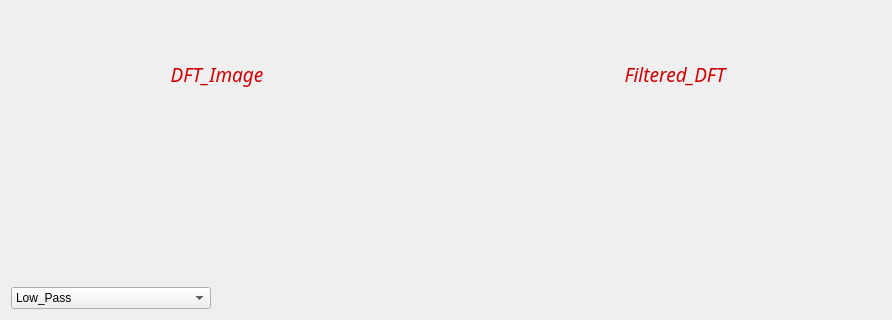
Before: the Qt Designer form src/ui/filtering_studio.ui in Omarmansour557/Histogram-Equalization, drawn with Qt 5; both pictures show x 0 to 892 and y 177 to 497 of the 892 by 497 pixel window.
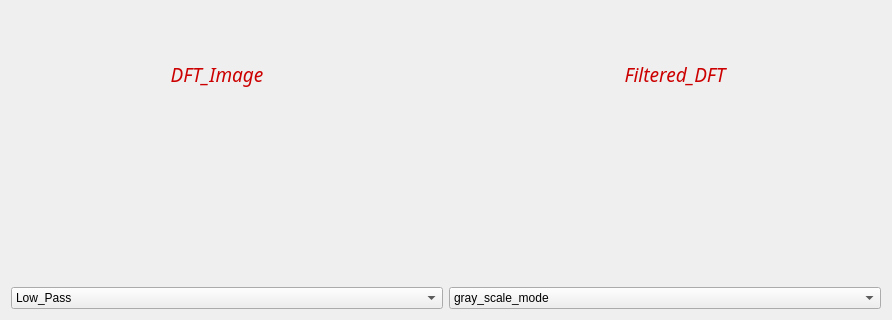
After: the same form once the commit is applied.

```diff
--- a/src/ui/filtering_studio.ui
+++ b/src/ui/filtering_studio.ui
@@ -237,17 +237,18 @@
     </widget>
    </item>
    <item row="2" column="1">
-    <spacer name="horizontalSpacer_2">
-     <property name="orientation">
-      <enum>Qt::Horizontal</enum>
-     </property>
-     <property name="sizeHint" stdset="0">
-      <size>
-       <width>40</width>
-       <height>20</height>
-      </size>
-     </property>
-    </spacer>
+    <widget class="QComboBox" name="modes_list">
+     <item>
+      <property name="text">
+       <string>gray_scale_mode</string>
+      </property>
+     </item>
+     <item>
+      <property name="text">
+       <string>rgb_scale_mode</string>
+      </property>
+     </item>
+    </widget>
    </item>
   </layout>
  </widget>
```
